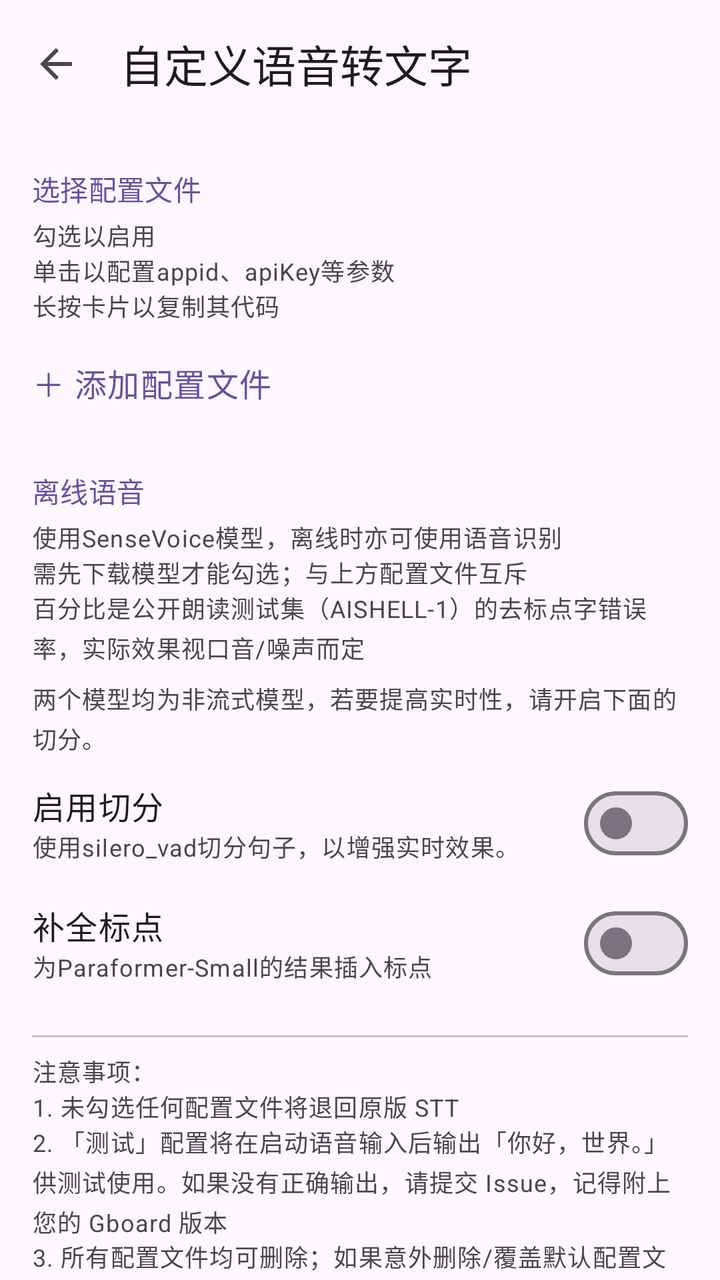
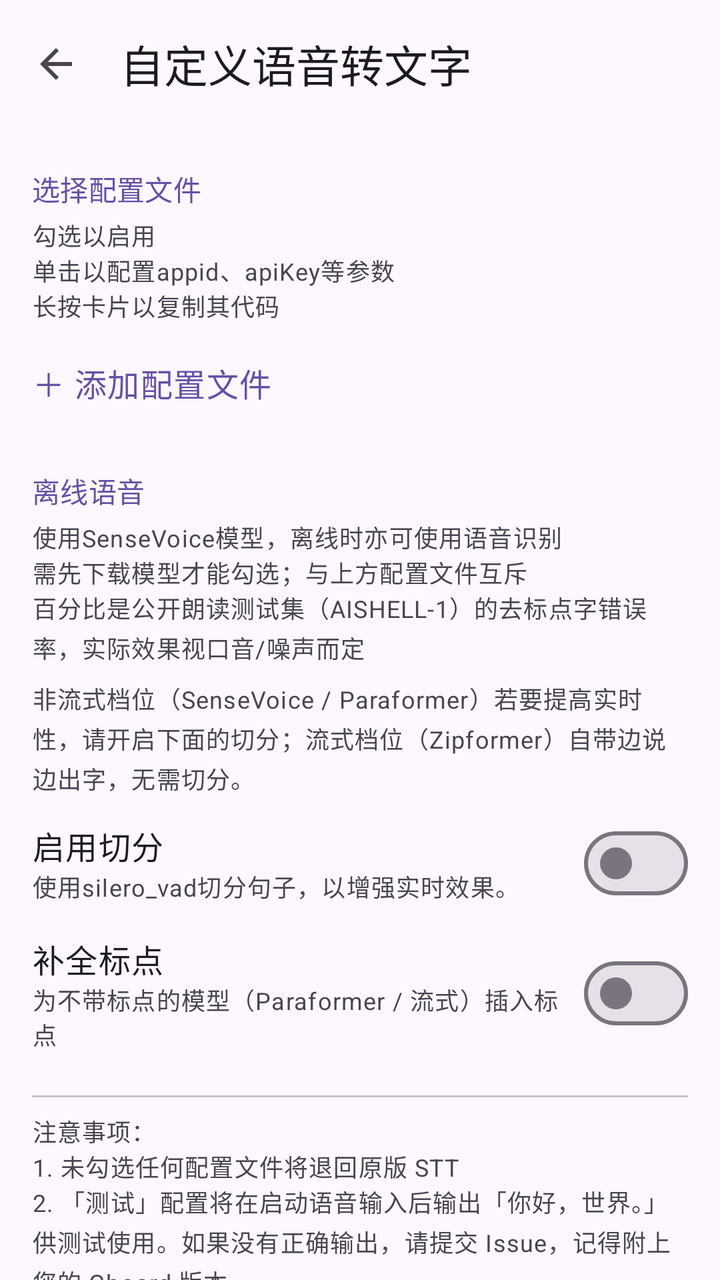

The first picture is an Android layout as it rendered before a commit; the second is the same layout after the commit. The layout source and the unified diff follow.
<!-- AndroidManifest.xml: application theme Theme.GboardExt -->
<!-- res/layout/activity_voice_engine.xml -->
<?xml version="1.0" encoding="utf-8"?>
<LinearLayout xmlns:android="http://schemas.android.com/apk/res/android"
    xmlns:app="http://schemas.android.com/apk/res-auto"
    android:layout_width="match_parent"
    android:layout_height="match_parent"
    android:fitsSystemWindows="true"
    android:orientation="vertical">

    <com.google.android.material.appbar.MaterialToolbar
        android:id="@+id/toolbar"
        android:layout_width="match_parent"
        android:layout_height="?attr/actionBarSize"
        app:navigationIcon="?attr/homeAsUpIndicator"
        app:title="自定义语音转文字" />

    <androidx.core.widget.NestedScrollView
        android:layout_width="match_parent"
        android:layout_height="match_parent"
        android:fitsSystemWindows="true"
        android:fillViewport="true">

        <LinearLayout
            android:layout_width="match_parent"
            android:layout_height="wrap_content"
            android:orientation="vertical"
            android:paddingStart="16dp"
            android:paddingEnd="16dp"
            android:paddingTop="8dp"
            android:paddingBottom="24dp">

            
            <TextView
                style="@style/ImeSectionHeader"
                android:text="选择配置文件" />

            <TextView
                style="@style/ImeNote"
                android:layout_marginTop="4dp"
                android:text="勾选以启用" />
            <TextView
                style="@style/ImeNote"
                android:text="单击以配置appid、apiKey等参数" />
            <TextView
                style="@style/ImeNote"
                android:text="长按卡片以复制其代码" />

            <LinearLayout
                android:id="@+id/list_profiles"
                android:layout_width="match_parent"
                android:layout_height="wrap_content"
                android:orientation="vertical" />

            <TextView
                android:id="@+id/btn_add_profile"
                style="@style/ImeAddButton"
                android:text="＋ 添加配置文件" />

            
            <TextView
                style="@style/ImeSectionHeader"
                android:layout_marginTop="20dp"
                android:text="离线语音" />

            <TextView
                style="@style/ImeNote"
                android:layout_marginTop="4dp"
                android:text="使用SenseVoice模型，离线时亦可使用语音识别" />
            <TextView
                style="@style/ImeNote"
                android:text="需先下载模型才能勾选；与上方配置文件互斥" />
            <TextView
                style="@style/ImeNote"
                android:text="百分比是公开朗读测试集（AISHELL-1）的去标点字错误率，实际效果视口音/噪声而定" />

            <LinearLayout
                android:id="@+id/list_models"
                android:layout_width="match_parent"
                android:layout_height="wrap_content"
                android:orientation="vertical" />

            <TextView
                style="@style/ImeNote"
                android:layout_marginTop="8dp"
                android:text="两个模型均为非流式模型，若要提高实时性，请开启下面的切分。" />
            <LinearLayout
                android:id="@+id/row_vad"
                android:layout_width="match_parent"
                android:layout_height="wrap_content"
                android:layout_marginTop="4dp"
                android:gravity="center_vertical"
                android:orientation="horizontal"
                android:paddingTop="6dp"
                android:paddingBottom="6dp">

                <LinearLayout
                    android:layout_width="0dp"
                    android:layout_height="wrap_content"
                    android:layout_weight="1"
                    android:orientation="vertical">

                    <TextView
                        android:layout_width="match_parent"
                        android:layout_height="wrap_content"
                        android:text="启用切分"
                        android:textAppearance="?attr/textAppearanceBodyLarge"
                        android:textColor="?attr/colorOnSurface" />

                    <TextView
                        android:layout_width="match_parent"
                        android:layout_height="wrap_content"
                        android:text="使用silero_vad切分句子，以增强实时效果。"
                        android:textAppearance="?attr/textAppearanceBodySmall"
                        android:textColor="?attr/colorOnSurfaceVariant" />

                </LinearLayout>

                <com.google.android.material.materialswitch.MaterialSwitch
                    android:id="@+id/sw_vad"
                    android:layout_width="wrap_content"
                    android:layout_height="wrap_content"
                    android:layout_marginStart="10dp"
                    android:minWidth="0dp" />

            </LinearLayout>

            <LinearLayout
                android:id="@+id/row_punct"
                android:layout_width="match_parent"
                android:layout_height="wrap_content"
                android:gravity="center_vertical"
                android:orientation="horizontal"
                android:paddingTop="6dp"
                android:paddingBottom="6dp">

                <LinearLayout
                    android:layout_width="0dp"
                    android:layout_height="wrap_content"
                    android:layout_weight="1"
                    android:orientation="vertical">

                    <TextView
                        android:layout_width="match_parent"
                        android:layout_height="wrap_content"
                        android:text="补全标点"
                        android:textAppearance="?attr/textAppearanceBodyLarge"
                        android:textColor="?attr/colorOnSurface" />

                    <TextView
                        android:layout_width="match_parent"
                        android:layout_height="wrap_content"
                        android:text="为Paraformer-Small的结果插入标点"
                        android:textAppearance="?attr/textAppearanceBodySmall"
                        android:textColor="?attr/colorOnSurfaceVariant" />

                </LinearLayout>

                <com.google.android.material.materialswitch.MaterialSwitch
                    android:id="@+id/sw_punct"
                    android:layout_width="wrap_content"
                    android:layout_height="wrap_content"
                    android:layout_marginStart="10dp"
                    android:minWidth="0dp" />

            </LinearLayout>

            
            <View
                android:layout_width="match_parent"
                android:layout_height="1dp"
                android:layout_marginTop="16dp"
                android:background="?attr/colorOutlineVariant" />

            
            <LinearLayout
                android:layout_width="match_parent"
                android:layout_height="wrap_content"
                android:orientation="vertical"
                android:paddingTop="8dp">

                <TextView
                    style="@style/ImeNote"
                    android:text="注意事项：" />

                <TextView
                    style="@style/ImeNote"
                    android:text="1. 未勾选任何配置文件将退回原版 STT" />
                <TextView
                    android:id="@+id/tv_note_issue"
                    style="@style/ImeNote"
                    android:text="2. 「测试」配置将在启动语音输入后输出「你好，世界。」供测试使用。如果没有正确输出，请提交 Issue，记得附上您的 Gboard 版本" />
                <TextView
                    style="@style/ImeNote"
                    android:text="3. 所有配置文件均可删除；如果意外删除/覆盖默认配置文件，可点击「恢复内置配置」还原" />
                <TextView
                    style="@style/ImeNote"
                    android:text="4. 长按配置文件卡片可复制代码，粘贴至别处编辑" />
                <TextView
                    style="@style/ImeNote"
                    android:text="5. 导入时以代码里的 engine.id 为唯一识别码，同名会覆盖已有配置" />

            </LinearLayout>

            
            <View
                android:layout_width="match_parent"
                android:layout_height="1dp"
                android:layout_marginTop="16dp"
                android:background="?attr/colorOutlineVariant" />

            <TextView
                android:id="@+id/tv_restore_builtins"
                android:layout_width="match_parent"
                android:layout_height="wrap_content"
                android:paddingTop="12dp"
                android:paddingBottom="12dp"
                android:text="恢复内置配置"
                android:textAppearance="?attr/textAppearanceBodyLarge"
                android:textColor="?attr/colorPrimary"
                android:clickable="true"
                android:focusable="true"
                android:background="?attr/selectableItemBackground" />

            <TextView
                android:id="@+id/tv_force_update"
                android:layout_width="match_parent"
                android:layout_height="wrap_content"
                android:paddingTop="12dp"
                android:paddingBottom="12dp"
                android:text="强制更新配置文件"
                android:textAppearance="?attr/textAppearanceBodyLarge"
                android:textColor="?attr/colorPrimary"
                android:clickable="true"
                android:focusable="true"
                android:background="?attr/selectableItemBackground" />

        </LinearLayout>

    </androidx.core.widget.NestedScrollView>

</LinearLayout>
<!-- resources referenced by this layout -->
<resources>
  <style name="ImeAddButton" parent="">
          <item name="android:layout_width">match_parent</item>
          <item name="android:layout_height">wrap_content</item>
          <item name="android:layout_marginTop">6dp</item>
          <item name="android:paddingTop">12dp</item>
          <item name="android:paddingBottom">12dp</item>
          <item name="android:textAppearance">?attr/textAppearanceBodyLarge</item>
          <item name="android:textColor">?attr/colorPrimary</item>
          <item name="android:clickable">true</item>
          <item name="android:focusable">true</item>
          <item name="android:background">?attr/selectableItemBackground</item>
      </style>
  <style name="ImeNote" parent="">
          <item name="android:layout_width">match_parent</item>
          <item name="android:layout_height">wrap_content</item>
          <item name="android:textAppearance">?attr/textAppearanceBodySmall</item>
          <item name="android:textColor">?attr/colorOnSurfaceVariant</item>
          <item name="android:lineSpacingMultiplier">1.15</item>
      </style>
  <style name="ImeSectionHeader" parent="">
          <item name="android:layout_width">match_parent</item>
          <item name="android:layout_height">wrap_content</item>
          <item name="android:layout_marginTop">12dp</item>
          <item name="android:textAppearance">?attr/textAppearanceTitleSmall</item>
          <item name="android:textColor">?attr/colorPrimary</item>
      </style>
  <style name="Theme.GboardExt" parent="Theme.Material3.DayNight.NoActionBar" />
</resources>

<!-- the commit's change to res/layout/activity_voice_engine.xml (unified diff, before → after) -->
@@ -81,7 +81,7 @@
             <TextView
                 style="@style/ImeNote"
                 android:layout_marginTop="8dp"
-                android:text="两个模型均为非流式模型，若要提高实时性，请开启下面的切分。" />
+                android:text="非流式档位（SenseVoice / Paraformer）若要提高实时性，请开启下面的切分；流式档位（Zipformer）自带边说边出字，无需切分。" />
             <LinearLayout
                 android:id="@+id/row_vad"
                 android:layout_width="match_parent"
@@ -148,7 +148,7 @@
                     <TextView
                         android:layout_width="match_parent"
                         android:layout_height="wrap_content"
-                        android:text="为Paraformer-Small的结果插入标点"
+                        android:text="为不带标点的模型（Paraformer / 流式）插入标点"
                         android:textAppearance="?attr/textAppearanceBodySmall"
                         android:textColor="?attr/colorOnSurfaceVariant" />
 
